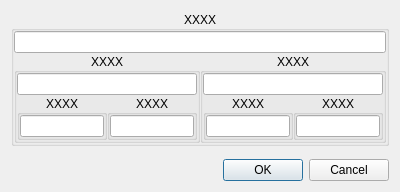
The window that dialogregister32.ui (horsicq/XRegistersView) describes before a commit, drawn with Qt 5.
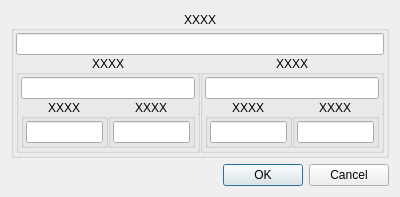
The same window after the commit. Custom widgets are drawn as their Qt base class.

Patch:
```diff
--- a/dialogregister32.ui
+++ b/dialogregister32.ui
@@ -27,16 +27,16 @@
        <number>0</number>
       </property>
       <property name="leftMargin">
-       <number>0</number>
+       <number>2</number>
       </property>
       <property name="topMargin">
-       <number>0</number>
+       <number>2</number>
       </property>
       <property name="rightMargin">
-       <number>0</number>
+       <number>2</number>
       </property>
       <property name="bottomMargin">
-       <number>0</number>
+       <number>2</number>
       </property>
       <item>
        <widget class="XLineEditHEX" name="lineEditReg32"/>
@@ -59,16 +59,16 @@
             <number>0</number>
            </property>
            <property name="leftMargin">
-            <number>0</number>
+            <number>2</number>
            </property>
            <property name="topMargin">
-            <number>0</number>
+            <number>2</number>
            </property>
            <property name="rightMargin">
-            <number>0</number>
+            <number>2</number>
            </property>
            <property name="bottomMargin">
-            <number>0</number>
+            <number>2</number>
            </property>
            <item>
             <widget class="XLineEditHEX" name="lineEditReg16_1"/>
@@ -91,16 +91,16 @@
                  <number>0</number>
                 </property>
                 <property name="leftMargin">
-                 <number>0</number>
+                 <number>2</number>
                 </property>
                 <property name="topMargin">
-                 <number>0</number>
+                 <number>2</number>
                 </property>
                 <property name="rightMargin">
-                 <number>0</number>
+                 <number>2</number>
                 </property>
                 <property name="bottomMargin">
-                 <number>0</number>
+                 <number>2</number>
                 </property>
                 <item>
                  <widget class="XLineEditHEX" name="lineEditReg8_1"/>
@@ -121,16 +121,16 @@
                  <number>0</number>
                 </property>
                 <property name="leftMargin">
-                 <number>0</number>
+                 <number>2</number>
                 </property>
                 <property name="topMargin">
-                 <number>0</number>
+                 <number>2</number>
                 </property>
                 <property name="rightMargin">
-                 <number>0</number>
+                 <number>2</number>
                 </property>
                 <property name="bottomMargin">
-                 <number>0</number>
+                 <number>2</number>
                 </property>
                 <item>
                  <widget class="XLineEditHEX" name="lineEditReg8_2"/>
@@ -156,16 +156,16 @@
             <number>0</number>
            </property>
            <property name="leftMargin">
-            <number>0</number>
+            <number>2</number>
            </property>
            <property name="topMargin">
-            <number>0</number>
+            <number>2</number>
            </property>
            <property name="rightMargin">
-            <number>0</number>
+            <number>2</number>
            </property>
            <property name="bottomMargin">
-            <number>0</number>
+            <number>2</number>
            </property>
            <item>
             <widget class="XLineEditHEX" name="lineEditReg16_2"/>
@@ -188,16 +188,16 @@
                  <number>0</number>
                 </property>
                 <property name="leftMargin">
-                 <number>0</number>
+                 <number>2</number>
                 </property>
                 <property name="topMargin">
-                 <number>0</number>
+                 <number>2</number>
                 </property>
                 <property name="rightMargin">
-                 <number>0</number>
+                 <number>2</number>
                 </property>
                 <property name="bottomMargin">
-                 <number>0</number>
+                 <number>2</number>
                 </property>
                 <item>
                  <widget class="XLineEditHEX" name="lineEditReg8_3"/>
@@ -218,16 +218,16 @@
                  <number>0</number>
                 </property>
                 <property name="leftMargin">
-                 <number>0</number>
+                 <number>2</number>
                 </property>
                 <property name="topMargin">
-                 <number>0</number>
+                 <number>2</number>
                 </property>
                 <property name="rightMargin">
-                 <number>0</number>
+                 <number>2</number>
                 </property>
                 <property name="bottomMargin">
-                 <number>0</number>
+                 <number>2</number>
                 </property>
                 <item>
                  <widget class="XLineEditHEX" name="lineEditReg8_4"/>
```
